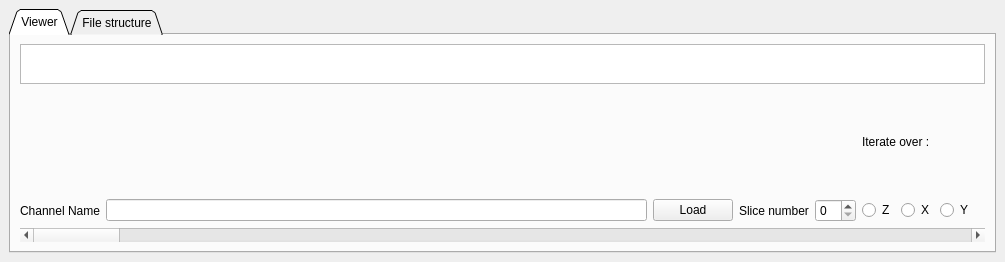
Ultimex81/BAMline_CT_preview_RECO, file BAMline_CT-helper/HDF_Image_Browser.ui: the form before one commit.
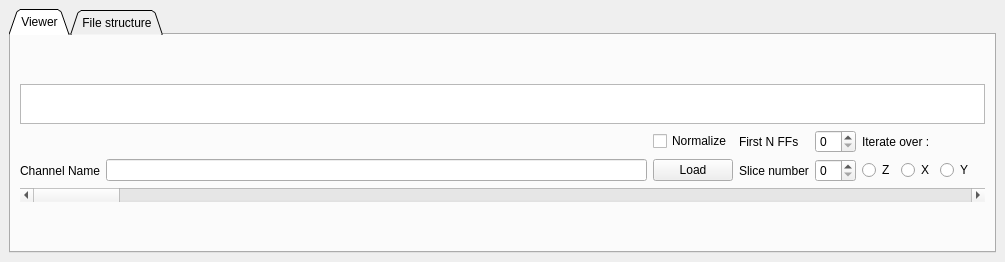
The form after the commit.

The edit to the form file:
```diff
--- a/BAMline_CT-helper/HDF_Image_Browser.ui
+++ b/BAMline_CT-helper/HDF_Image_Browser.ui
@@ -123,6 +123,23 @@
           <item row="2" column="1">
            <widget class="QLineEdit" name="Qchannel_name"/>
           </item>
+          <item row="1" column="2">
+           <widget class="QCheckBox" name="normalize_checkBox">
+            <property name="text">
+             <string>Normalize</string>
+            </property>
+           </widget>
+          </item>
+          <item row="1" column="4">
+           <widget class="QSpinBox" name="FF_number_spinBox"/>
+          </item>
+          <item row="1" column="3">
+           <widget class="QLabel" name="label_FF">
+            <property name="text">
+             <string>First N FFs</string>
+            </property>
+           </widget>
+          </item>
          </layout>
         </item>
        </layout>
```
